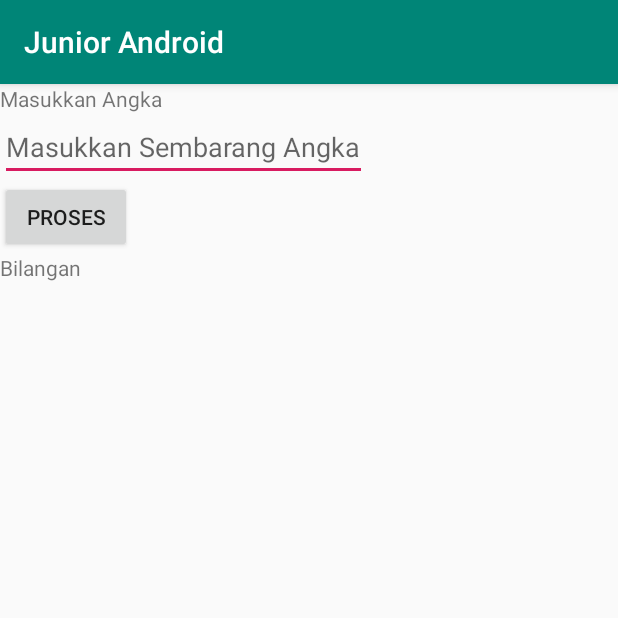
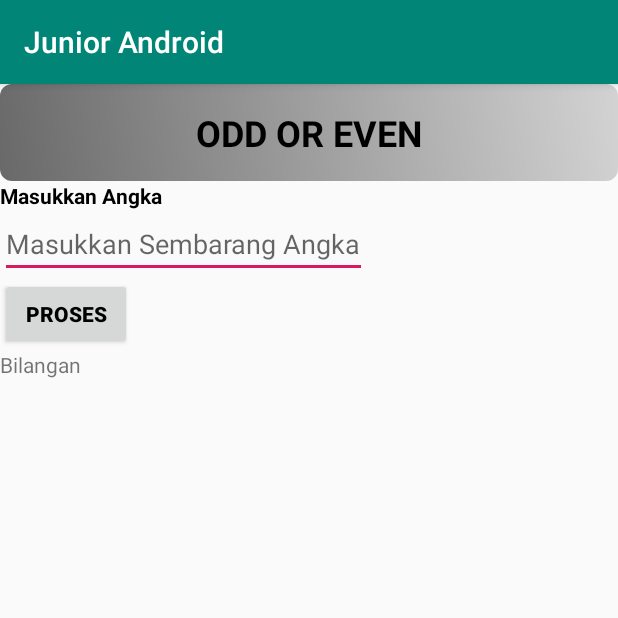
Before and after one commit to Sakadyk/Junior-Mobile-Programmer, an Android app: the BilanganActivity screen opened directly, with no data from a screen before it, on a phone screen of 412 x 824 dp, the top half of it. Run offline under Robolectric (Android 15) with nearby library versions, the phone set to English and light mode, and no system bars.

Commit message:
MENGUBAH TAMPILAN BILANGAN

```diff
--- a/app/src/main/res/layout/activity_bilangan.xml
+++ b/app/src/main/res/layout/activity_bilangan.xml
@@ -6,11 +6,28 @@
     android:layout_height="match_parent"
     android:orientation="vertical"
     tools:context=".BilanganActivity">
+    <TextView
+        android:text="ODD OR EVEN"
+        android:layout_width="match_parent"
+        android:layout_height="wrap_content"
+        android:id="@+id/textView5"
+        android:textAlignment="center"
+        android:textStyle="normal|bold"
+        android:textSize="24sp"
+        android:layout_alignParentTop="true"
+        android:layout_alignParentLeft="true"
+        android:layout_alignParentStart="true"
+        android:background="@drawable/gradient_background"
+        android:padding="16dp"
+        android:textColor="#000000"
+        />
 
     <TextView
         android:layout_width="wrap_content"
         android:layout_height="wrap_content"
-        android:text="Masukkan Angka" />
+        android:text="Masukkan Angka"
+        android:textColor="#000000"
+        android:textStyle="normal|bold"/>
 
     <EditText
         android:layout_width="wrap_content"
@@ -22,7 +39,9 @@
         android:layout_width="wrap_content"
         android:layout_height="wrap_content"
         android:text="Proses"
-        android:id="@+id/proses"/>
+        android:id="@+id/proses"
+        android:textColor="#000000"
+        android:textStyle="normal|bold"/>
 
     <TextView
         android:layout_width="wrap_content"
```
